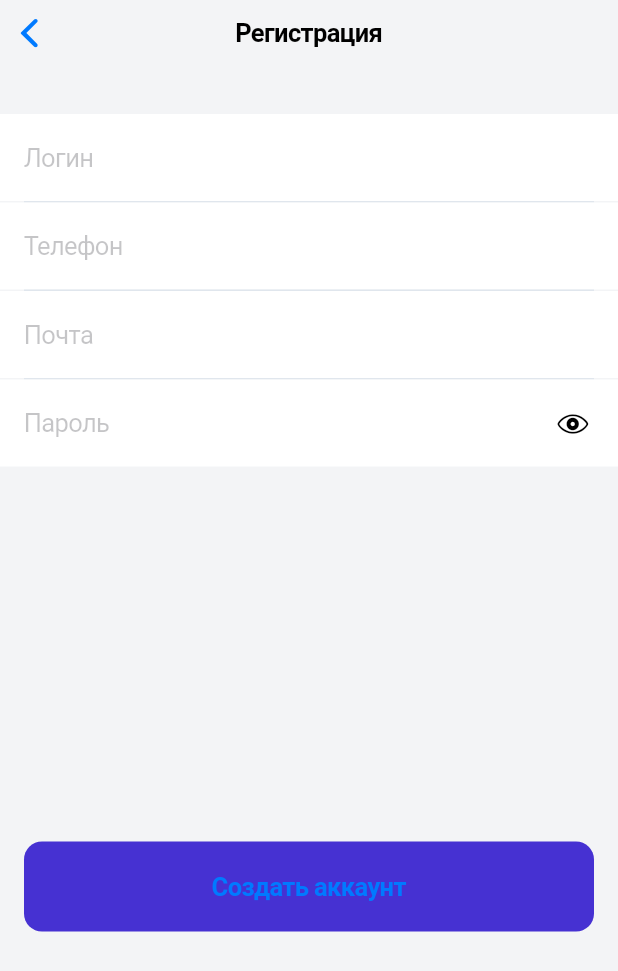
After one commit to prostomol4i/first_project, a Flutter app: the RegisterScreen screen opened by its route, on a phone screen of 412 x 824 dp. The commit adds this screen. Shown: the top 971 px of the screen. Run offline on Flutter 3.47's test engine with Material 2 defaults, Android fonts, the phone set to English and light mode, and no system bars.

Commit message:
Написала регистрацию, настроила навигацию

```diff
--- a/lib/main.dart
+++ b/lib/main.dart
@@ -1,5 +1,7 @@
 import 'package:flutter/cupertino.dart';
+import 'package:flutter_application_1/src/router/router.dart';
 import 'package:flutter_application_1/src/screens/auth/auth_screen.dart';
+import 'package:flutter_application_1/src/screens/register_screen.dart';
 
 void main() {
   runApp(MyApp());
@@ -9,7 +11,9 @@ class MyApp extends StatelessWidget {
   @override
   Widget build(BuildContext context) {
     return const CupertinoApp(
-      home: AuthScreen(),
-    );
+      debugShowCheckedModeBanner: false,
+        onGenerateRoute: AppRouter.generateRoute,
+        home: AuthScreen(),
+        );
+      }
   }
-}
--- /dev/null
+++ b/lib/src/router/router.dart
@@ -0,0 +1,24 @@
+import 'package:flutter/cupertino.dart';
+import 'package:flutter_application_1/src/router/routing_const.dart';
+
+import '../screens/auth/auth_screen.dart';
+import '../screens/register_screen.dart';
+
+class AppRouter{
+  static Route generateRoute(RouteSettings routeSettings){
+     switch (routeSettings.name) {
+      case AuthRoute:
+        return CupertinoPageRoute(
+          builder: (context) => AuthScreen(),
+        );
+      case RegisterRoute:
+        return CupertinoPageRoute(
+          builder: (context) => RegisterScreen(),
+        );
+      default:
+        return CupertinoPageRoute(
+          builder: (context) => AuthScreen(),
+        );
+    }
+  }
+}
--- /dev/null
+++ b/lib/src/router/routing_const.dart
@@ -0,0 +1,12 @@
+const String MainRoute = '/';
+
+const String AuthRoute = '/auth/login';
+const String RegisterRoute = '/auth/register';
+
+const String HomeRoute = '/restaurants';
+const String MapRoute = '/restaurants/map';
+const String FavouritesRoute = '/restaurants/favourites';
+const String SearchRoute = '/restaurants/search';
+const String ProfileRoute = '/profile';
+
+const String RestaurantDetailRoute = '/restaurants/detail';
--- a/lib/src/screens/auth/auth_screen.dart
+++ b/lib/src/screens/auth/auth_screen.dart
@@ -1,4 +1,7 @@
 import 'package:flutter/cupertino.dart';
+import 'package:flutter_application_1/src/screens/register_screen.dart';
+
+import '../../router/routing_const.dart';
 
 class AuthScreen extends StatelessWidget {
   const AuthScreen({super.key});
@@ -7,9 +10,9 @@ class AuthScreen extends StatelessWidget {
   Widget build(BuildContext context) {
     return CupertinoPageScaffold(
       backgroundColor: const Color(0xFFF3F4F6),
-      navigationBar: CupertinoNavigationBar(
+      navigationBar: const CupertinoNavigationBar(
         backgroundColor: CupertinoColors.white,
-        border: const Border(),
+        border: Border(),
         middle: Text('Авторизация'),
       ),
       child: SafeArea(
@@ -17,24 +20,24 @@ class AuthScreen extends StatelessWidget {
           mainAxisAlignment: MainAxisAlignment.center,
           crossAxisAlignment: CrossAxisAlignment.stretch,
           children: [
-            CupertinoTextField(
+            const CupertinoTextField(
               placeholder: 'Логин или почта',
               decoration: BoxDecoration(
                 color: CupertinoColors.white,
               ),
-              padding: const EdgeInsets.symmetric(vertical: 19, horizontal: 16),
+              padding: EdgeInsets.symmetric(vertical: 19, horizontal: 16),
             ),
             Container(
               height: 1,
-              color: Color(0xFFE0E6ED),
-              margin: EdgeInsets.symmetric(horizontal: 16),
+              color: const Color(0xFFE0E6ED),
+              margin: const EdgeInsets.symmetric(horizontal: 16),
             ),
-            CupertinoTextField(
+            const CupertinoTextField(
               placeholder: 'Пароль',
               decoration: BoxDecoration(
                 color: CupertinoColors.white,
               ),
-              padding: const EdgeInsets.symmetric(vertical: 19, horizontal: 16),
+              padding: EdgeInsets.symmetric(vertical: 19, horizontal: 16),
             ),
             const SizedBox(height: 32),
             Padding(
@@ -63,7 +66,9 @@ class AuthScreen extends StatelessWidget {
                     fontWeight: FontWeight.bold,
                   ),
                 ),
-                onPressed: () {},
+                onPressed: () {
+                  Navigator.pushNamed(context, RegisterRoute);
+                },
               ),
             )
           ],
--- /dev/null
+++ b/lib/src/screens/register_screen.dart
@@ -0,0 +1,103 @@
+import 'package:flutter/cupertino.dart';
+
+class RegisterScreen extends StatefulWidget {
+  const RegisterScreen({super.key});
+
+  @override
+  State<RegisterScreen> createState() => _RegisterScreenState();
+}
+
+class _RegisterScreenState extends State<RegisterScreen> {
+  bool obscureText = true;
+
+  @override
+  Widget build(BuildContext context) {
+    return CupertinoPageScaffold(
+      // resizeToAvoidBottomInset: false,
+      backgroundColor: const Color(0xFFF3F4F6),
+      navigationBar: const CupertinoNavigationBar(
+        backgroundColor: CupertinoColors.white,
+        border: Border(),
+        middle: Text('Регистрация'),
+      ),
+      child: SafeArea(
+        child: ListView(
+          children: [
+            const SizedBox(height: 32),
+            const CupertinoTextField(
+              placeholder: 'Логин',
+              decoration: BoxDecoration(
+                color: CupertinoColors.white,
+              ),
+              padding: EdgeInsets.symmetric(vertical: 19, horizontal: 16),
+            ),
+            Container(
+              height: 1,
+              color: const Color(0xFFE0E6ED),
+              margin: const EdgeInsets.symmetric(horizontal: 16),
+            ),
+            const CupertinoTextField(
+              placeholder: 'Телефон',
+              decoration: BoxDecoration(
+                color: CupertinoColors.white,
+              ),
+              padding: EdgeInsets.symmetric(vertical: 19, horizontal: 16),
+            ),
+            Container(
+              height: 1,
+              color: const Color(0xFFE0E6ED),
+              margin: const EdgeInsets.symmetric(horizontal: 16),
+            ),
+            const CupertinoTextField(
+              placeholder: 'Почта',
+              decoration: BoxDecoration(
+                color: CupertinoColors.white,
+              ),
+              padding: EdgeInsets.symmetric(vertical: 19, horizontal: 16),
+            ),
+            Container(
+              height: 1,
+              color: const Color(0xFFE0E6ED),
+              margin: const EdgeInsets.symmetric(horizontal: 16),
+            ),
+            CupertinoTextField(
+              obscureText: obscureText,
+              placeholder: 'Пароль',
+              decoration: const BoxDecoration(
+                color: CupertinoColors.white,
+              ),
+              padding: const EdgeInsets.symmetric(vertical: 19, horizontal: 16),
+              suffix: CupertinoButton(
+                child: Icon(
+                  obscureText ? CupertinoIcons.eye : CupertinoIcons.eye_slash,
+                  color: CupertinoColors.black,
+                ),
+                onPressed: () {
+                  setState(() {
+                    obscureText = !obscureText;
+                  });
+                },
+              ),
+            ),
+            const SizedBox(height: 250),
+            Padding(
+              padding: const EdgeInsets.symmetric(horizontal: 16),
+              child: CupertinoButton(
+                padding: const EdgeInsets.symmetric(vertical: 20),
+                color: const Color(0xFF4631D2),
+                child: const Text(
+                  'Создать аккаунт',
+                  style: TextStyle(
+                    fontWeight: FontWeight.bold,
+                  ),
+                ),
+                onPressed: () {},
+              ),
+            ),
+            const SizedBox(height: 16),
+          ],
+        ),
+      ),
+    );
+  }
+}
```
